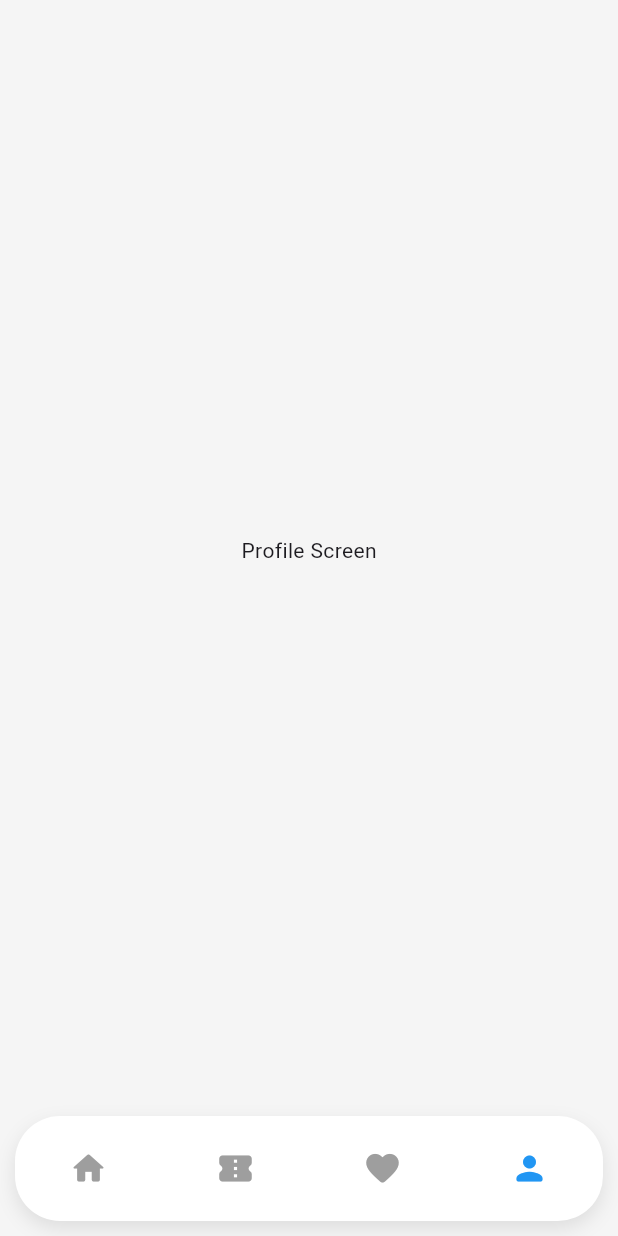
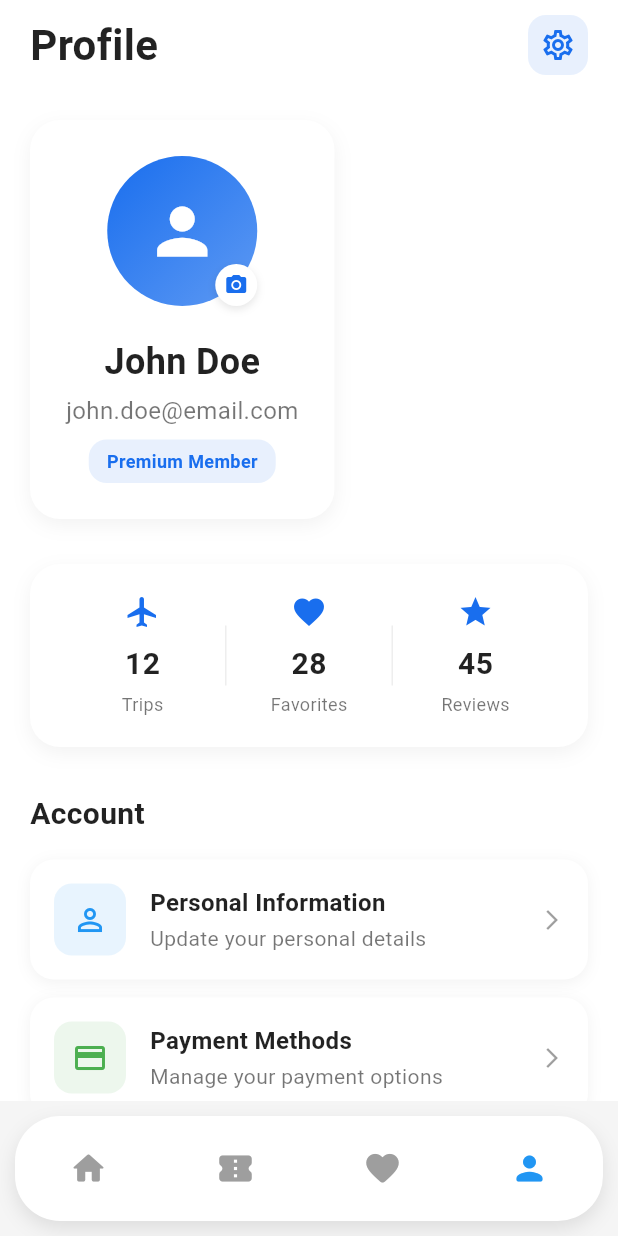
Before and after one commit to Nouman-hashir/Travel_Hub, a Flutter app: the BottomNavbar screen opened directly, item 4 of the bottom bar chosen, on a phone screen of 412 x 824 dp. Run offline on Flutter 3.47's test engine with Material 3 defaults, Android fonts, the phone set to English and light mode, and no system bars.

Commit message:
Add profile screen and integrate with bottom navbar
Introduced a new ProfileScreen widget with user info, stats, account, and settings sections. Updated the bottom navigation bar to display the ProfileScreen instead of a placeholder.

```diff
--- a/lib/presentation/view/bottom_navbar.dart
+++ b/lib/presentation/view/bottom_navbar.dart
@@ -4,6 +4,7 @@ import 'package:travel_hub/core/view_model/bottom_navbar_vm.dart';
 import 'package:travel_hub/presentation/view/home_screen.dart';
 import 'package:travel_hub/presentation/view/ticket_screen.dart';
 import 'package:travel_hub/presentation/view/favorites_screen.dart';
+import 'package:travel_hub/presentation/view/profile_screen.dart';
 
 class BottomNavbar extends StatefulWidget {
   const BottomNavbar({super.key});
@@ -17,7 +18,7 @@ class _BottomNavbarState extends State<BottomNavbar> {
     HomeScreen(),
     TicketScreen(),
     FavoritesScreen(),
-    Center(child: Text("Profile Screen")),
+    ProfileScreen(),
   ];
 
   @override
--- /dev/null
+++ b/lib/presentation/view/profile_screen.dart
@@ -0,0 +1,453 @@
+import 'package:flutter/material.dart';
+
+class ProfileScreen extends StatelessWidget {
+  const ProfileScreen({super.key});
+
+  @override
+  Widget build(BuildContext context) {
+    return Scaffold(
+      backgroundColor: Colors.white,
+      body: SafeArea(
+        child: SingleChildScrollView(
+          padding: const EdgeInsets.symmetric(horizontal: 20, vertical: 10),
+          child: Column(
+            crossAxisAlignment: CrossAxisAlignment.start,
+            children: [
+              // Header Section
+              _buildHeader(),
+              const SizedBox(height: 30),
+
+              // Profile Card
+              _buildProfileCard(),
+              const SizedBox(height: 30),
+
+              // Stats Section
+              _buildStatsSection(),
+              const SizedBox(height: 30),
+
+              // Menu Items
+              _buildMenuSection(),
+              const SizedBox(height: 30),
+
+              // Settings Section
+              _buildSettingsSection(),
+              const SizedBox(height: 30),
+
+              // Logout Button
+              _buildLogoutButton(),
+              const SizedBox(height: 20),
+            ],
+          ),
+        ),
+      ),
+    );
+  }
+
+  Widget _buildHeader() {
+    return Row(
+      mainAxisAlignment: MainAxisAlignment.spaceBetween,
+      children: [
+        const Text(
+          'Profile',
+          style: TextStyle(
+            fontSize: 28,
+            fontWeight: FontWeight.w600,
+            color: Colors.black87,
+          ),
+        ),
+        Container(
+          padding: const EdgeInsets.all(8),
+          decoration: BoxDecoration(
+            color: const Color(0xFF196EEE).withOpacity(0.1),
+            borderRadius: BorderRadius.circular(12),
+          ),
+          child: const Icon(
+            Icons.settings_outlined,
+            color: Color(0xFF196EEE),
+            size: 24,
+          ),
+        ),
+      ],
+    );
+  }
+
+  Widget _buildProfileCard() {
+    return Container(
+      padding: const EdgeInsets.all(24),
+      decoration: BoxDecoration(
+        color: Colors.white,
+        borderRadius: BorderRadius.circular(20),
+        boxShadow: [
+          BoxShadow(
+            color: Colors.black.withOpacity(0.05),
+            blurRadius: 10,
+            offset: const Offset(0, 4),
+          ),
+        ],
+      ),
+      child: Column(
+        children: [
+          // Profile Image
+          Stack(
+            children: [
+              Container(
+                width: 100,
+                height: 100,
+                decoration: BoxDecoration(
+                  shape: BoxShape.circle,
+                  gradient: LinearGradient(
+                    colors: [
+                      const Color(0xFF196EEE),
+                      const Color(0xFF196EEE).withOpacity(0.7),
+                    ],
+                    begin: Alignment.topLeft,
+                    end: Alignment.bottomRight,
+                  ),
+                ),
+                child: const Icon(Icons.person, size: 50, color: Colors.white),
+              ),
+              Positioned(
+                bottom: 0,
+                right: 0,
+                child: Container(
+                  padding: const EdgeInsets.all(6),
+                  decoration: BoxDecoration(
+                    color: Colors.white,
+                    shape: BoxShape.circle,
+                    boxShadow: [
+                      BoxShadow(
+                        color: Colors.black.withOpacity(0.1),
+                        blurRadius: 4,
+                        offset: const Offset(0, 2),
+                      ),
+                    ],
+                  ),
+                  child: const Icon(
+                    Icons.camera_alt,
+                    size: 16,
+                    color: Color(0xFF196EEE),
+                  ),
+                ),
+              ),
+            ],
+          ),
+          const SizedBox(height: 20),
+
+          // User Info
+          const Text(
+            'John Doe',
+            style: TextStyle(
+              fontSize: 24,
+              fontWeight: FontWeight.w600,
+              color: Colors.black87,
+            ),
+          ),
+          const SizedBox(height: 4),
+          const Text(
+            'john.doe@email.com',
+            style: TextStyle(fontSize: 16, color: Colors.black54),
+          ),
+          const SizedBox(height: 8),
+          Container(
+            padding: const EdgeInsets.symmetric(horizontal: 12, vertical: 6),
+            decoration: BoxDecoration(
+              color: const Color(0xFF196EEE).withOpacity(0.1),
+              borderRadius: BorderRadius.circular(12),
+            ),
+            child: const Text(
+              'Premium Member',
+              style: TextStyle(
+                color: Color(0xFF196EEE),
+                fontWeight: FontWeight.w600,
+                fontSize: 12,
+              ),
+            ),
+          ),
+        ],
+      ),
+    );
+  }
+
+  Widget _buildStatsSection() {
+    return Container(
+      padding: const EdgeInsets.all(20),
+      decoration: BoxDecoration(
+        color: Colors.white,
+        borderRadius: BorderRadius.circular(20),
+        boxShadow: [
+          BoxShadow(
+            color: Colors.black.withOpacity(0.05),
+            blurRadius: 10,
+            offset: const Offset(0, 4),
+          ),
+        ],
+      ),
+      child: Row(
+        children: [
+          Expanded(child: _buildStatItem('Trips', '12', Icons.flight)),
+          Container(width: 1, height: 40, color: Colors.grey[200]),
+          Expanded(child: _buildStatItem('Favorites', '28', Icons.favorite)),
+          Container(width: 1, height: 40, color: Colors.grey[200]),
+          Expanded(child: _buildStatItem('Reviews', '45', Icons.star)),
+        ],
+      ),
+    );
+  }
+
+  Widget _buildStatItem(String label, String value, IconData icon) {
+    return Column(
+      children: [
+        Icon(icon, color: const Color(0xFF196EEE), size: 24),
+        const SizedBox(height: 8),
+        Text(
+          value,
+          style: const TextStyle(
+            fontSize: 20,
+            fontWeight: FontWeight.bold,
+            color: Colors.black87,
+          ),
+        ),
+        const SizedBox(height: 4),
+        Text(
+          label,
+          style: const TextStyle(fontSize: 12, color: Colors.black54),
+        ),
+      ],
+    );
+  }
+
+  Widget _buildMenuSection() {
+    final menuItems = [
+      {
+        'icon': Icons.person_outline,
+        'title': 'Personal Information',
+        'subtitle': 'Update your personal details',
+        'color': Colors.blue,
+      },
+      {
+        'icon': Icons.credit_card_outlined,
+        'title': 'Payment Methods',
+        'subtitle': 'Manage your payment options',
+        'color': Colors.green,
+      },
+      {
+        'icon': Icons.notifications_outlined,
+        'title': 'Notifications',
+        'subtitle': 'Configure your notifications',
+        'color': Colors.orange,
+      },
+      {
+        'icon': Icons.help_outline,
+        'title': 'Help & Support',
+        'subtitle': 'Get help and contact support',
+        'color': Colors.purple,
+      },
+    ];
+
+    return Column(
+      crossAxisAlignment: CrossAxisAlignment.start,
+      children: [
+        const Text(
+          'Account',
+          style: TextStyle(
+            fontSize: 20,
+            fontWeight: FontWeight.w600,
+            color: Colors.black87,
+          ),
+        ),
+        const SizedBox(height: 16),
+        ...menuItems.map(
+          (item) => _buildMenuItem(
+            icon: item['icon'] as IconData,
+            title: item['title'] as String,
+            subtitle: item['subtitle'] as String,
+            color: item['color'] as Color,
+          ),
+        ),
+      ],
+    );
+  }
+
+  Widget _buildMenuItem({
+    required IconData icon,
+    required String title,
+    required String subtitle,
+    required Color color,
+  }) {
+    return Container(
+      margin: const EdgeInsets.only(bottom: 12),
+      padding: const EdgeInsets.all(16),
+      decoration: BoxDecoration(
+        color: Colors.white,
+        borderRadius: BorderRadius.circular(16),
+        boxShadow: [
+          BoxShadow(
+            color: Colors.black.withOpacity(0.05),
+            blurRadius: 8,
+            offset: const Offset(0, 2),
+          ),
+        ],
+      ),
+      child: Row(
+        children: [
+          Container(
+            padding: const EdgeInsets.all(12),
+            decoration: BoxDecoration(
+              color: color.withOpacity(0.1),
+              borderRadius: BorderRadius.circular(12),
+            ),
+            child: Icon(icon, color: color, size: 24),
+          ),
+          const SizedBox(width: 16),
+          Expanded(
+            child: Column(
+              crossAxisAlignment: CrossAxisAlignment.start,
+              children: [
+                Text(
+                  title,
+                  style: const TextStyle(
+                    fontSize: 16,
+                    fontWeight: FontWeight.w600,
+                    color: Colors.black87,
+                  ),
+                ),
+                const SizedBox(height: 2),
+                Text(
+                  subtitle,
+                  style: const TextStyle(fontSize: 14, color: Colors.black54),
+                ),
+              ],
+            ),
+          ),
+          const Icon(Icons.arrow_forward_ios, size: 16, color: Colors.black38),
+        ],
+      ),
+    );
+  }
+
+  Widget _buildSettingsSection() {
+    final settingsItems = [
+      {
+        'icon': Icons.language_outlined,
+        'title': 'Language',
+        'value': 'English',
+        'color': Colors.blue,
+      },
+      {
+        'icon': Icons.dark_mode_outlined,
+        'title': 'Dark Mode',
+        'value': 'Off',
+        'color': Colors.grey,
+      },
+      {
+        'icon': Icons.security_outlined,
+        'title': 'Privacy & Security',
+        'value': '',
+        'color': Colors.red,
+      },
+    ];
+
+    return Column(
+      crossAxisAlignment: CrossAxisAlignment.start,
+      children: [
+        const Text(
+          'Settings',
+          style: TextStyle(
+            fontSize: 20,
+            fontWeight: FontWeight.w600,
+            color: Colors.black87,
+          ),
+        ),
+        const SizedBox(height: 16),
+        ...settingsItems.map(
+          (item) => _buildSettingItem(
+            icon: item['icon'] as IconData,
+            title: item['title'] as String,
+            value: item['value'] as String,
+            color: item['color'] as Color,
+          ),
+        ),
+      ],
+    );
+  }
+
+  Widget _buildSettingItem({
+    required IconData icon,
+    required String title,
+    required String value,
+    required Color color,
+  }) {
+    return Container(
+      margin: const EdgeInsets.only(bottom: 12),
+      padding: const EdgeInsets.all(16),
+      decoration: BoxDecoration(
+        color: Colors.white,
+        borderRadius: BorderRadius.circular(16),
+        boxShadow: [
+          BoxShadow(
+            color: Colors.black.withOpacity(0.05),
+            blurRadius: 8,
+            offset: const Offset(0, 2),
+          ),
+        ],
+      ),
+      child: Row(
+        children: [
+          Container(
+            padding: const EdgeInsets.all(12),
+            decoration: BoxDecoration(
+              color: color.withOpacity(0.1),
+              borderRadius: BorderRadius.circular(12),
+            ),
+            child: Icon(icon, color: color, size: 24),
+          ),
+          const SizedBox(width: 16),
+          Expanded(
+            child: Text(
+              title,
+              style: const TextStyle(
+                fontSize: 16,
+                fontWeight: FontWeight.w600,
+                color: Colors.black87,
+              ),
+            ),
+          ),
+          if (value.isNotEmpty)
+            Text(
+              value,
+              style: const TextStyle(fontSize: 14, color: Colors.black54),
+            ),
+          const SizedBox(width: 8),
+          const Icon(Icons.arrow_forward_ios, size: 16, color: Colors.black38),
+        ],
+      ),
+    );
+  }
+
+  Widget _buildLogoutButton() {
+    return Container(
+      width: double.infinity,
+      padding: const EdgeInsets.symmetric(vertical: 16),
+      decoration: BoxDecoration(
+        color: Colors.red.withOpacity(0.1),
+        borderRadius: BorderRadius.circular(16),
+        border: Border.all(color: Colors.red.withOpacity(0.3)),
+      ),
+      child: const Row(
+        mainAxisAlignment: MainAxisAlignment.center,
+        children: [
+          Icon(Icons.logout, color: Colors.red, size: 20),
+          SizedBox(width: 8),
+          Text(
+            'Logout',
+            style: TextStyle(
+              color: Colors.red,
+              fontSize: 16,
+              fontWeight: FontWeight.w600,
+            ),
+          ),
+        ],
+      ),
+    );
+  }
+}
```
